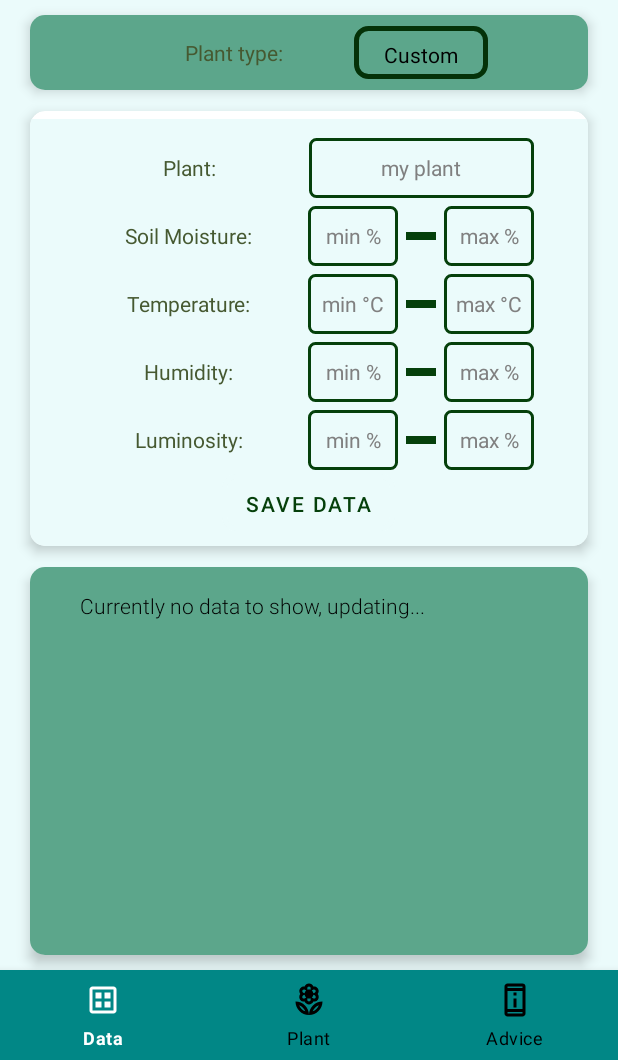
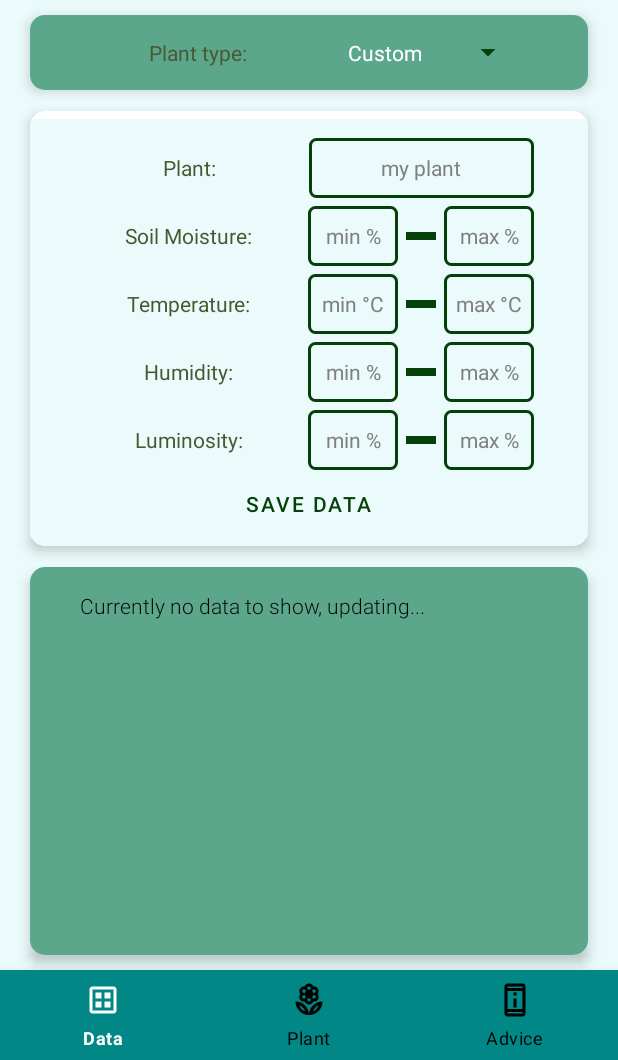
Before and after one commit to eliadaa/PlantCareSystemML, an Android app: the DataActivity screen opened directly, with no data from a screen before it, on a phone screen of 412 x 824 dp, the part 176-1236 px from its top. Run offline under Robolectric (Android 15) with nearby library versions, the phone set to English and light mode, and no system bars; our stand-ins replace Firebase (no records; nobody signed in at launch, a user with empty details on screens opened directly), Volley; 3 statements that could not run were skipped.

Commit message:
fixed background color issue for plant names spinner

```diff
--- a/app/src/main/res/layout/activity_data.xml
+++ b/app/src/main/res/layout/activity_data.xml
@@ -50,8 +50,7 @@
 
             <Spinner
                 android:id="@+id/spinner_type"
-                android:background="@drawable/transparent_button"
-                android:layout_height="35dp"
+                android:layout_height="wrap_content"
                 android:layout_gravity="center"
                 android:textAlignment="center"
                 android:layout_width="wrap_content"
--- a/app/src/main/res/layout/simple_spinner_plant_names.xml
+++ b/app/src/main/res/layout/simple_spinner_plant_names.xml
@@ -4,5 +4,6 @@
     android:layout_height="wrap_content"
     android:paddingHorizontal="20dp"
     android:paddingVertical="9dp"
-    android:textColor="@color/black"
+    android:background="@color/pretty_green"
+    android:textColor="@color/white"
     android:textSize="14sp" />
```
